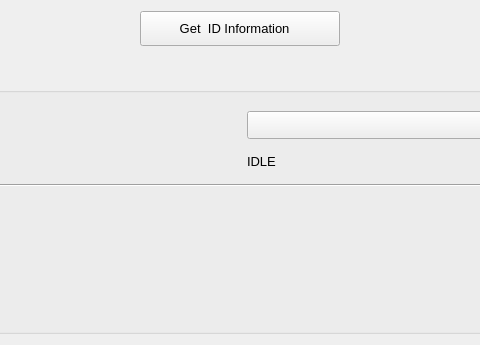
The window that slsDetectorGui/forms/form_tab_debugging.ui (slsdetectorgroup/slsDetectorPackage) describes before a commit, drawn with Qt 5; both pictures show x 148 to 628 and y 0 to 345 of the 775 by 345 pixel window.
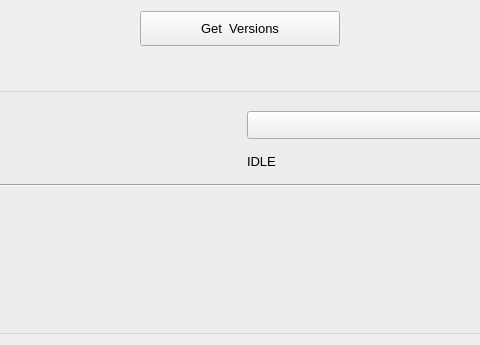
The same window after the commit. Icons and pictures are not drawn.

The edit to the form file:
```diff
--- a/slsDetectorGui/forms/form_tab_debugging.ui
+++ b/slsDetectorGui/forms/form_tab_debugging.ui
@@ -78,7 +78,7 @@
       </font>
      </property>
      <property name="text">
-      <string>Get  ID Information   </string>
+      <string>Get  Versions</string>
      </property>
      <property name="icon">
       <iconset resource="../include/icons.qrc">
```
Left out of the diff: 11 changed lines with no effect on the pictures.
